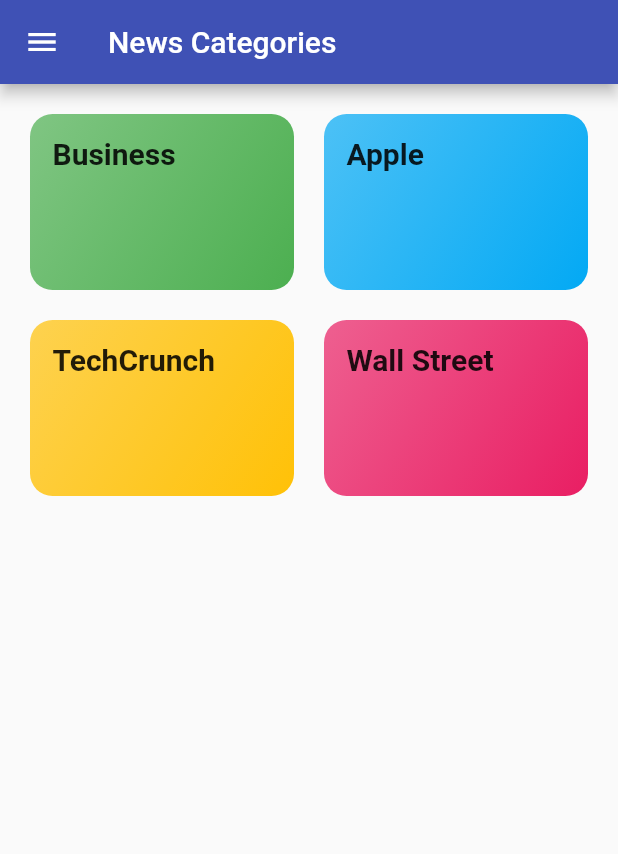
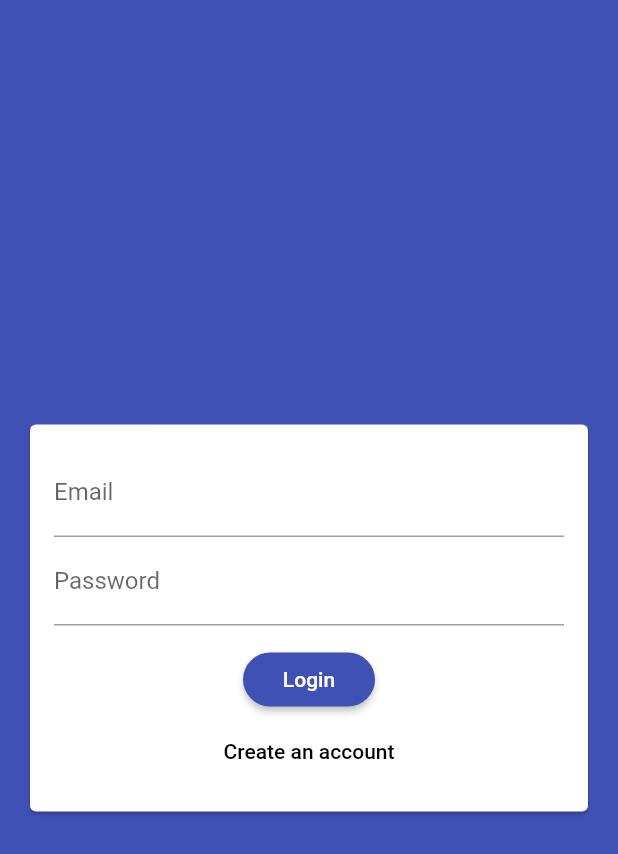
Before and after one commit to Sriujan1/NewsApp, a Flutter app: the screen it shows after launch, on a phone screen of 412 x 824 dp. Shown: the top 854 px of the screen. Run offline on Flutter 3.47's test engine with Material 2 defaults, Android fonts, the phone set to English and light mode, and no system bars; our stand-ins replace firebase_auth; accounts and stored records are empty.

```diff
--- a/lib/main.dart
+++ b/lib/main.dart
@@ -1,9 +1,11 @@
 import 'package:flutter/material.dart';
 import 'package:news_app/screens/news_detail_screen.dart';
 import 'package:provider/provider.dart';
+import 'package:firebase_auth/firebase_auth.dart';
 
 import './screens/news_list_screen.dart';
 import './screens/home_screen.dart';
+import './screens/auth_screen.dart';
 import './models/news.dart';
 
 void main() {
@@ -21,8 +23,21 @@ class MyApp extends StatelessWidget {
           theme: ThemeData(
             primarySwatch: Colors.indigo,
             accentColor: Colors.amber,
+            buttonTheme: ButtonTheme.of(context).copyWith(
+              buttonColor: Colors.indigo,
+              textTheme: ButtonTextTheme.primary,
+              shape: RoundedRectangleBorder(borderRadius: BorderRadius.circular(20))
+            )
           ),
-          home: HomeScreen(),
+          home: StreamBuilder(
+            stream: FirebaseAuth.instance.onAuthStateChanged,
+            builder: (context, snapshot) {
+              if(snapshot.hasData){
+                return HomeScreen();
+              }
+              return AuthScreen();
+            },
+          ),
           routes: {
             HomeScreen.routeName: (ctx) => HomeScreen(),
             NewsListScreen.routeName: (ctx) => NewsListScreen(),
--- /dev/null
+++ b/lib/screens/auth_screen.dart
@@ -0,0 +1,58 @@
+import 'package:flutter/material.dart';
+import 'package:firebase_auth/firebase_auth.dart';
+import 'package:flutter/services.dart';
+
+import '../widgets/auth_form.dart';
+
+class AuthScreen extends StatefulWidget {
+  @override
+  _AuthScreenState createState() => _AuthScreenState();
+}
+
+class _AuthScreenState extends State<AuthScreen> {
+  final _auth = FirebaseAuth.instance;
+  var _isLoading = false;
+  void _submitAuthForm(
+    String email,
+    String password,
+    String username,
+    bool isLogin,
+    BuildContext ctx,
+  ) async {
+    AuthResult authResult;
+    try{
+      setState(() {
+        _isLoading = true;
+      });
+      if(isLogin){
+      authResult = await _auth.signInWithEmailAndPassword(email: email, password: password);
+    } else{
+      authResult = await _auth.createUserWithEmailAndPassword(email: email, password: password);
+    }} on PlatformException catch (err){
+      var message = 'An error occured, please check your credentials';
+      if(err.message != null){
+        message = err.message;
+      }
+
+      Scaffold.of(ctx).showSnackBar(SnackBar(
+        content: Text(message),
+        backgroundColor: Theme.of(context).errorColor,
+      ));
+      setState(() {
+        _isLoading = false;
+      });
+    } catch (error){
+      setState(() {
+        _isLoading = false;
+      });
+      print(error);
+    }
+  }
+  @override
+  Widget build(BuildContext context) {
+    return Scaffold(
+      backgroundColor: Theme.of(context).primaryColor,
+      body: AuthForm(_submitAuthForm, _isLoading),
+    );
+  }
+}
--- /dev/null
+++ b/lib/widgets/auth_form.dart
@@ -0,0 +1,109 @@
+import 'package:flutter/material.dart';
+
+class AuthForm extends StatefulWidget {
+  final void Function(
+      String email, String password, String username, bool isLgin, BuildContext ctx) submitFn;
+  final bool isLoading;
+
+  AuthForm(this.submitFn,this.isLoading);
+  @override
+  _AuthFormState createState() => _AuthFormState();
+}
+
+class _AuthFormState extends State<AuthForm> {
+  final _formKey = GlobalKey<FormState>();
+  var _isLogin = true;
+  var _userEmail = '';
+  var _userName = '';
+  var _userPassword = '';
+
+  void _trySubmit() {
+    final isValid = _formKey.currentState.validate();
+    FocusScope.of(context).unfocus();
+    if (isValid) {
+      _formKey.currentState.save();
+      widget.submitFn(_userEmail.trim(), _userPassword, _userName.trim(), _isLogin, context);
+    }
+  }
+
+  @override
+  Widget build(BuildContext context) {
+    return Center(
+      child: Card(
+        margin: EdgeInsets.all(20),
+        child: SingleChildScrollView(
+          child: Padding(
+            padding: EdgeInsets.all(16),
+            child: Form(
+              key: _formKey,
+              child: Column(
+                mainAxisSize: MainAxisSize.min,
+                children: <Widget>[
+                  TextFormField(
+                    key: ValueKey('Email'),
+                    validator: (value) {
+                      if (value.isEmpty || !value.contains('@')) {
+                        return 'Please enter a valid email';
+                      }
+                      return null;
+                    },
+                    keyboardType: TextInputType.emailAddress,
+                    decoration: InputDecoration(labelText: 'Email'),
+                    onSaved: (newValue) {
+                      _userEmail = newValue;
+                    },
+                  ),
+                  if (!_isLogin)
+                    TextFormField(
+                      key: ValueKey('Username'),
+                      validator: (value) {
+                        if (value.isEmpty || value.length < 4) {
+                          return 'Please enter a username with atleast 4 characters';
+                        }
+                        return null;
+                      },
+                      decoration: InputDecoration(labelText: 'Username'),
+                      onSaved: (newValue) {
+                        _userName = newValue;
+                      },
+                    ),
+                  TextFormField(
+                    key: ValueKey('Password'),
+                    validator: (value) {
+                      if (value.isEmpty || value.length < 7) {
+                        return 'Password must be atleast 7 characters long.';
+                      }
+                      return null;
+                    },
+                    decoration: InputDecoration(labelText: 'Password'),
+                    obscureText: true,
+                    onSaved: (newValue) {
+                      _userPassword = newValue;
+                    },
+                  ),
+                  SizedBox(height: 12),
+                  if(widget.isLoading)
+                    CircularProgressIndicator(),
+                  if(!widget.isLoading)
+                    RaisedButton(
+                        child: Text(_isLogin ? 'Login' : 'Signup'),
+                        onPressed: _trySubmit),
+                  if(!widget.isLoading)
+                    FlatButton(
+                        onPressed: () {
+                          setState(() {
+                            _isLogin = !_isLogin;
+                          });
+                        },
+                        child: Text(_isLogin
+                            ? 'Create an account'
+                            : 'I already have an account')),
+                ],
+              ),
+            ),
+          ),
+        ),
+      ),
+    );
+  }
+}
--- a/pubspec.yaml
+++ b/pubspec.yaml
@@ -25,6 +25,8 @@ dependencies:
     sdk: flutter
   http: ^0.12.1
   provider: ^4.1.2
+  cloud_firestore: ^0.13.6
+  firebase_auth: ^0.16.1
 
   # The following adds the Cupertino Icons font to your application.
   # Use with the CupertinoIcons class for iOS style icons.
```
Also changed, not shown: lib/widgets/maindrawer.dart (+5 -2 lines), pubspec.lock, 3 other files.
